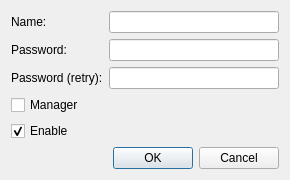
Before: the Qt Designer form source/router/ui/user_dialog.ui in dchapyshev/aspia, drawn with Qt 5.
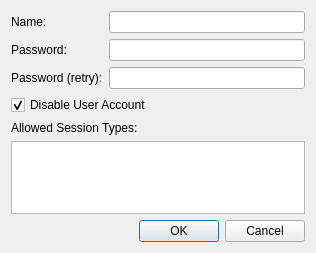
After: the same form once the commit is applied.

Patch:
```diff
--- a/source/router/ui/user_dialog.ui
+++ b/source/router/ui/user_dialog.ui
@@ -6,8 +6,8 @@
    <rect>
     <x>0</x>
     <y>0</y>
-    <width>290</width>
-    <height>169</height>
+    <width>316</width>
+    <height>253</height>
    </rect>
   </property>
   <property name="windowTitle">
@@ -67,23 +67,30 @@
      </item>
     </layout>
    </item>
-   <item>
-    <widget class="QCheckBox" name="checkbox_manager">
-     <property name="text">
-      <string>Manager</string>
-     </property>
-    </widget>
-   </item>
    <item>
     <widget class="QCheckBox" name="checkbox_enable">
      <property name="text">
-      <string>Enable</string>
+      <string>Disable User Account</string>
      </property>
      <property name="checked">
       <bool>true</bool>
      </property>
     </widget>
    </item>
+   <item>
+    <widget class="QLabel" name="label">
+     <property name="text">
+      <string>Allowed Session Types:</string>
+     </property>
+    </widget>
+   </item>
+   <item>
+    <widget class="QTreeWidget" name="treeWidget">
+     <attribute name="headerVisible">
+      <bool>false</bool>
+     </attribute>
+    </widget>
+   </item>
    <item>
     <widget class="QDialogButtonBox" name="buttonbox">
      <property name="standardButtons">
```
